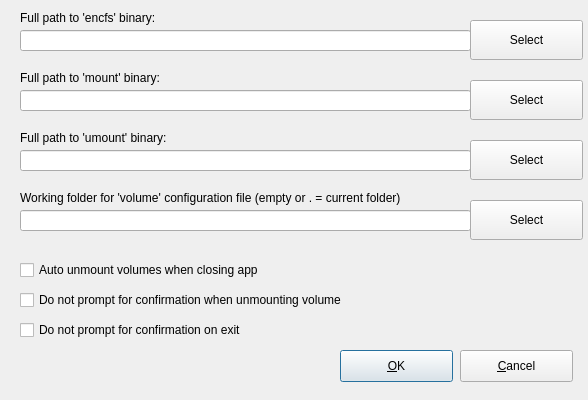
The window that encfsgui_settings.ui (corelan/pyencfsgui) describes before a commit, drawn with Qt 5.
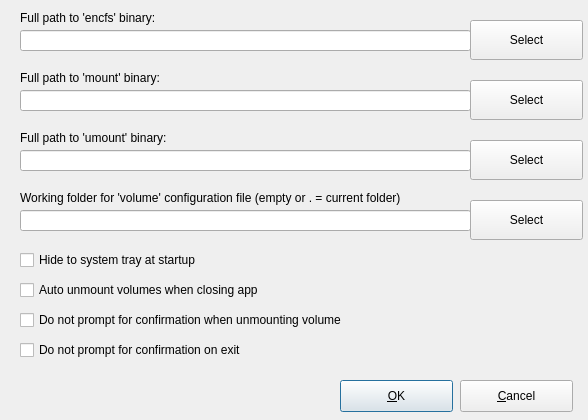
The same window after the commit.

Commit message: add feature to allow app to start hidden (icon in system tray)

```diff
--- a/encfsgui_settings.ui
+++ b/encfsgui_settings.ui
@@ -10,7 +10,7 @@
     <x>0</x>
     <y>0</y>
     <width>588</width>
-    <height>400</height>
+    <height>420</height>
    </rect>
   </property>
   <property name="sizePolicy">
@@ -22,13 +22,13 @@
   <property name="minimumSize">
    <size>
     <width>588</width>
-    <height>400</height>
+    <height>420</height>
    </size>
   </property>
   <property name="maximumSize">
    <size>
     <width>588</width>
-    <height>400</height>
+    <height>420</height>
    </size>
   </property>
   <property name="baseSize">
@@ -50,7 +50,7 @@
    <property name="geometry">
     <rect>
      <x>340</x>
-     <y>350</y>
+     <y>380</y>
      <width>113</width>
      <height>32</height>
     </rect>
@@ -63,7 +63,7 @@
    <property name="geometry">
     <rect>
      <x>460</x>
-     <y>350</y>
+     <y>380</y>
      <width>113</width>
      <height>32</height>
     </rect>
@@ -151,7 +151,7 @@
    <property name="geometry">
     <rect>
      <x>20</x>
-     <y>260</y>
+     <y>280</y>
      <width>441</width>
      <height>20</height>
     </rect>
@@ -164,7 +164,7 @@
    <property name="geometry">
     <rect>
      <x>20</x>
-     <y>290</y>
+     <y>310</y>
      <width>451</width>
      <height>20</height>
     </rect>
@@ -177,7 +177,7 @@
    <property name="geometry">
     <rect>
      <x>20</x>
-     <y>320</y>
+     <y>340</y>
      <width>391</width>
      <height>20</height>
     </rect>
@@ -261,6 +261,19 @@
     <string>Select</string>
    </property>
   </widget>
+  <widget class="QCheckBox" name="chk_starthidden">
+   <property name="geometry">
+    <rect>
+     <x>20</x>
+     <y>250</y>
+     <width>441</width>
+     <height>20</height>
+    </rect>
+   </property>
+   <property name="text">
+    <string>Hide to system tray at startup</string>
+   </property>
+  </widget>
  </widget>
  <resources/>
  <connections/>
```
Left out of the diff: 2 changed lines with no effect on the pictures. The commit also changes 3 other files.
